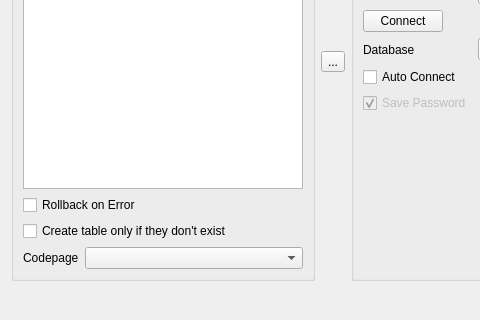
First picture: the form in InjectSqlDialog.ui, repository fritzone/ddm, before the edit; both pictures show x 0 to 480 and y 170 to 490 of the 717 by 490 pixel window.
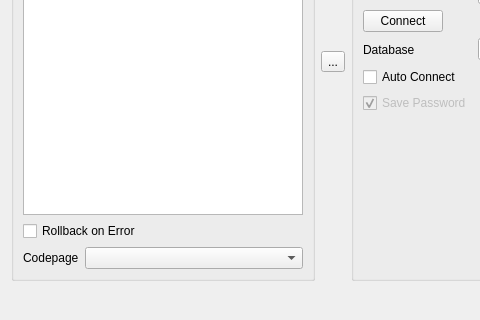
Second picture: the form after the edit. Icons and pictures are not drawn.

Patch:
```diff
--- a/InjectSqlDialog.ui
+++ b/InjectSqlDialog.ui
@@ -42,13 +42,6 @@
           </property>
          </widget>
         </item>
-        <item>
-         <widget class="QCheckBox" name="chkOnlyIfNotExist">
-          <property name="text">
-           <string>Create table only if they don't exist</string>
-          </property>
-         </widget>
-        </item>
         <item>
          <layout class="QFormLayout" name="formLayout_3">
           <item row="0" column="1">
```
